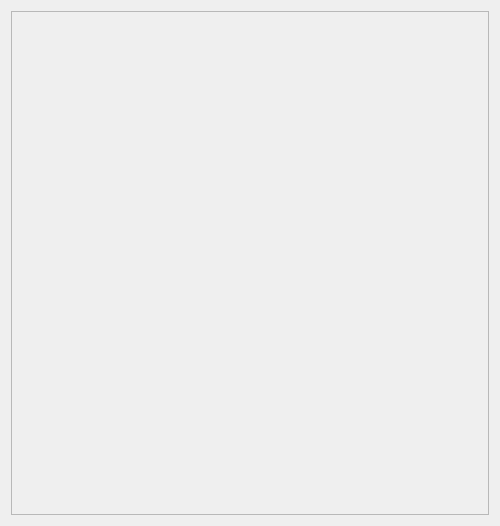
ismotee/olentoStatistics, file kappaletablewidget.ui: the form before one commit.
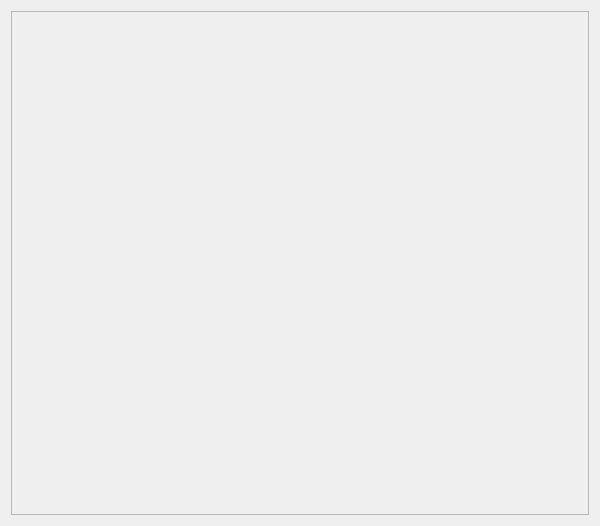
The form after the commit.

What changed in the file:
```diff
--- a/kappaletablewidget.ui
+++ b/kappaletablewidget.ui
@@ -6,7 +6,7 @@
    <rect>
     <x>0</x>
     <y>0</y>
-    <width>500</width>
+    <width>600</width>
     <height>526</height>
    </rect>
   </property>
@@ -18,7 +18,7 @@
   </property>
   <property name="minimumSize">
    <size>
-    <width>500</width>
+    <width>600</width>
     <height>200</height>
    </size>
   </property>
@@ -48,7 +48,7 @@
        <rect>
         <x>0</x>
         <y>0</y>
-        <width>480</width>
+        <width>580</width>
         <height>506</height>
        </rect>
       </property>
```
